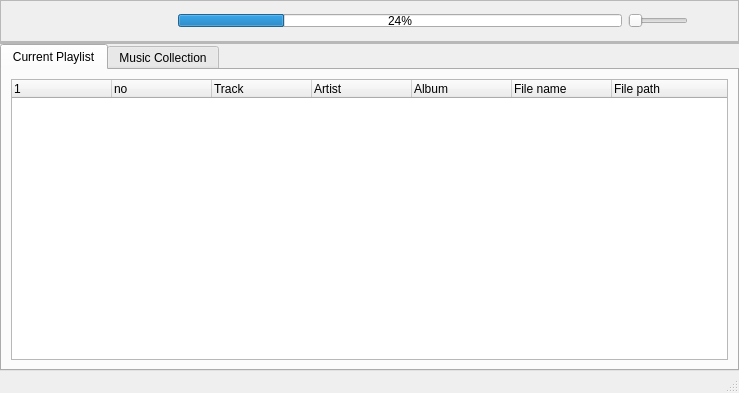
Above: qplayer.ui from middleofdreams/qplayer before the change. Below: the same form after it.
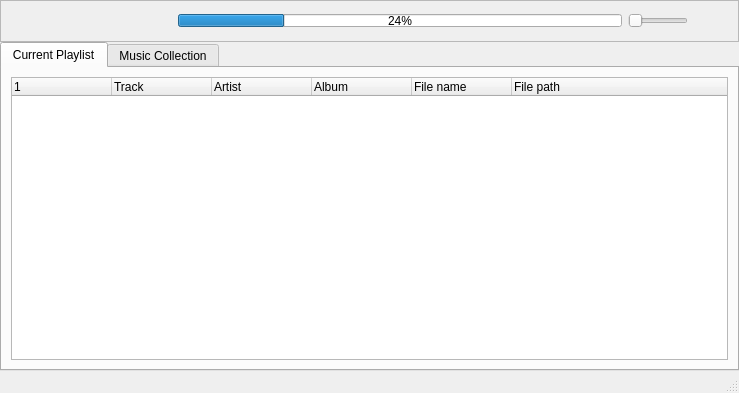
That is the form after the change. Icons and pictures are not drawn.

Commit message: changed view of playlist

Patch:
```diff
--- a/qplayer.ui
+++ b/qplayer.ui
@@ -286,24 +286,6 @@
       </layout>
      </widget>
     </item>
-    <item>
-     <widget class="QFrame" name="frame_2">
-      <property name="frameShape">
-       <enum>QFrame::StyledPanel</enum>
-      </property>
-      <property name="frameShadow">
-       <enum>QFrame::Raised</enum>
-      </property>
-      <layout class="QHBoxLayout" name="horizontalLayout_2">
-       <property name="topMargin">
-        <number>0</number>
-       </property>
-       <property name="bottomMargin">
-        <number>0</number>
-       </property>
-      </layout>
-     </widget>
-    </item>
     <item>
      <widget class="QTabWidget" name="tabWidget">
       <property name="currentIndex">
@@ -339,16 +321,6 @@
             <string/>
            </property>
           </column>
-          <column>
-           <property name="text">
-            <string>no</string>
-           </property>
-           <property name="font">
-            <font>
-             <kerning>true</kerning>
-            </font>
-           </property>
-          </column>
           <column>
            <property name="text">
             <string>Track</string>
```
The commit also changes 2 other files.
